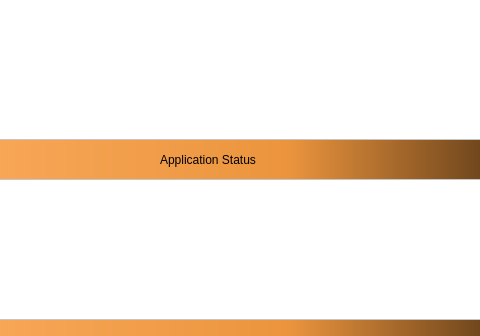
This is serverGUI.ui in ShahriarDhruvo/FTP-Client as Qt 5 draws it before an edit; both pictures show x 180 to 660 and y 431 to 767 of the 853 by 767 pixel window. The edited form follows.
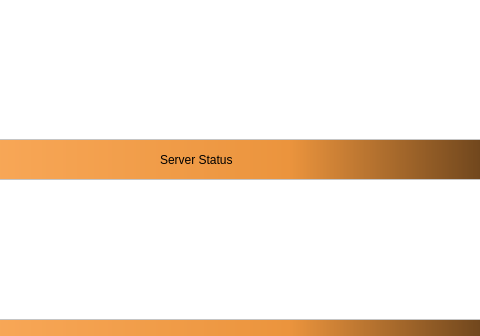
This is the edited form.

What changed in the file:
```diff
--- a/serverGUI.ui
+++ b/serverGUI.ui
@@ -44,7 +44,7 @@
     <string notr="true">font: 75 12pt &quot;MS Shell Dlg 2&quot;;color:black</string>
    </property>
    <property name="text">
-    <string>Application Status</string>
+    <string>Server Status</string>
    </property>
   </widget>
   <widget class="QScrollArea" name="scrollArea">
```
